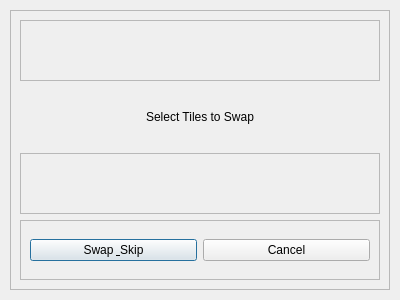
Qt form app/gui/layout/tile_swap.ui (levirumm/scrabble-bot) before a commit.
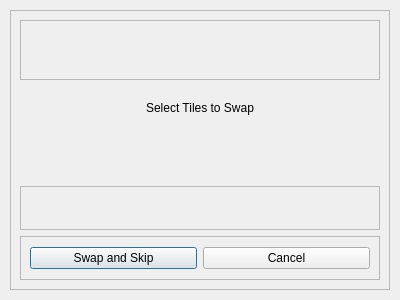
The same form after that commit.

Commit message: Turned ScrabbleBot into MoveFinder. Changed model to keep reference to letter racks. Connected Tile swap menu. Need to implement TileView class.

```diff
--- a/app/gui/layout/tile_swap.ui
+++ b/app/gui/layout/tile_swap.ui
@@ -88,6 +88,16 @@
         </property>
        </widget>
       </item>
+      <item>
+       <widget class="QLabel" name="selection_count">
+        <property name="text">
+         <string/>
+        </property>
+        <property name="alignment">
+         <set>Qt::AlignCenter</set>
+        </property>
+       </widget>
+      </item>
       <item>
        <widget class="QFrame" name="tile_container">
         <property name="frameShape">
@@ -96,6 +106,11 @@
         <property name="frameShadow">
          <enum>QFrame::Raised</enum>
         </property>
+        <layout class="QVBoxLayout" name="verticalLayout_3">
+         <item>
+          <layout class="QHBoxLayout" name="tile_layout"/>
+         </item>
+        </layout>
        </widget>
       </item>
       <item>
@@ -110,7 +125,7 @@
          <item>
           <widget class="QPushButton" name="swap_button">
            <property name="text">
-            <string>Swap &amp; Skip</string>
+            <string>Swap and Skip</string>
            </property>
           </widget>
          </item>
```
The commit also changes 14 other files.
